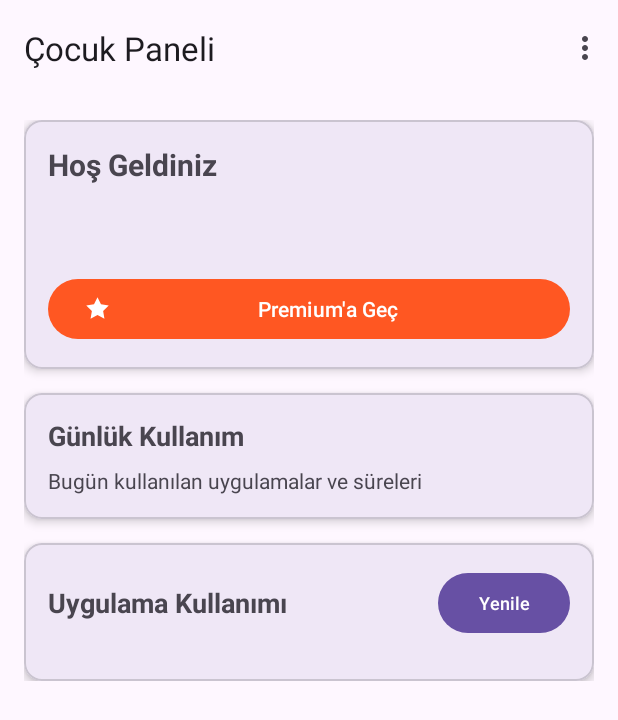
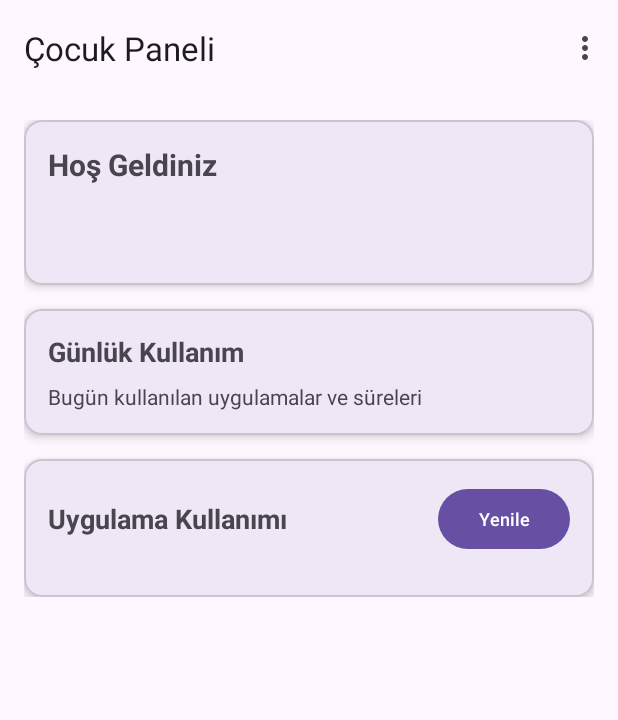
Before and after one commit to talhakara0/ZamanKuamndasi, an Android app: the ChildDashboardFragment screen opened through its navigation route, on a phone screen of 412 x 824 dp. Shown: the top 720 px of the screen. Run offline under Robolectric (Android 15) with nearby library versions, the phone set to English and light mode, and no system bars; our stand-ins replace AdMob, Dagger/Hilt's generated code, Firebase (no records; nobody signed in at launch, a user with empty details on screens opened directly); 1 statement that could not run was skipped.

Commit message:
feat: Update toolbar menu and remove premium buttons from dashboards
- Added a menu item for premium navigation in both Child and Parent dashboards.
- Implemented click listeners for the toolbar menu items, including logout and premium navigation.
- Removed direct premium button from the UI in both dashboard fragments to streamline access through the toolbar.
- Updated menu XML files to reflect the new premium action and removed deprecated toggle action.

```diff
--- a/app/src/main/res/layout/fragment_child_dashboard.xml
+++ b/app/src/main/res/layout/fragment_child_dashboard.xml
@@ -70,16 +70,7 @@
                         android:text="Eşleş"
                         android:visibility="gone" />
 
-                    <com.google.android.material.button.MaterialButton
-                        android:id="@+id/btnPremium"
-                        android:layout_width="match_parent"
-                        android:layout_height="wrap_content"
-                        android:layout_marginTop="8dp"
-                        android:text="Premium'a Geç"
-                        android:textColor="@color/white"
-                        app:backgroundTint="@color/accent"
-                        app:icon="@drawable/ic_premium_crown"
-                        app:iconTint="@color/white" />
+
 
                 </LinearLayout>
 
--- a/app/src/main/res/menu/menu_child_dashboard.xml
+++ b/app/src/main/res/menu/menu_child_dashboard.xml
@@ -7,4 +7,9 @@
         android:title="Çıkış Yap"
         app:showAsAction="never" />
 
+    <item
+        android:id="@+id/action_premium"
+        android:title="Premium'a Geç"
+        app:showAsAction="never" />
+
 </menu>
--- a/app/src/main/res/menu/menu_parent_dashboard.xml
+++ b/app/src/main/res/menu/menu_parent_dashboard.xml
@@ -8,8 +8,8 @@
         app:showAsAction="never" />
 
     <item
-        android:id="@+id/action_toggle_premium"
-        android:title="Premium'a geç (dev)"
+        android:id="@+id/action_premium"
+        android:title="Premium'a Geç"
         app:showAsAction="never" />
 
 </menu>
```
Also changed, not shown: app/src/main/java/com/talhadev/zamankumandasi/ui/child/ChildDashboardFragment.kt (+15 -7 lines), app/src/main/java/com/talhadev/zamankumandasi/ui/parent/ParentDashboardFragment.kt (+2 -10 lines), app/src/main/res/layout/fragment_parent_dashboard.xml (+1 -10 lines).
